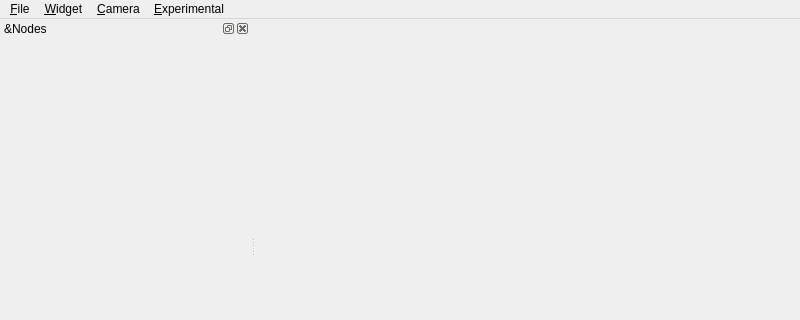
Old version of the form src/window/MainWindow.ui in the repository usnistgov/NetSimulyzer; both pictures show x 0 to 800 and y 0 to 320 of the 800 by 600 pixel window.
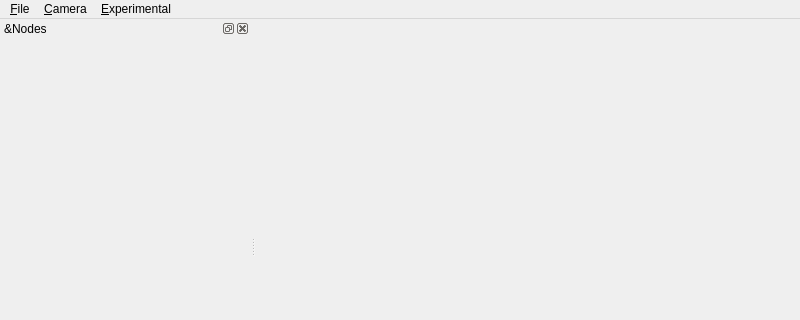
New version of the form. Icons and pictures are not drawn.

Commit message: Rename menu `Widget` -> `Window`

Patch:
```diff
--- a/src/window/MainWindow.ui
+++ b/src/window/MainWindow.ui
@@ -36,9 +36,9 @@
     <addaction name="actionAbout"/>
     <addaction name="actionLoad"/>
    </widget>
-   <widget class="QMenu" name="menuWidget">
+   <widget class="QMenu" name="menuWindow">
     <property name="title">
-     <string>&amp;Widget</string>
+     <string>&amp;Window</string>
     </property>
    </widget>
    <widget class="QMenu" name="menuCamera">
```
